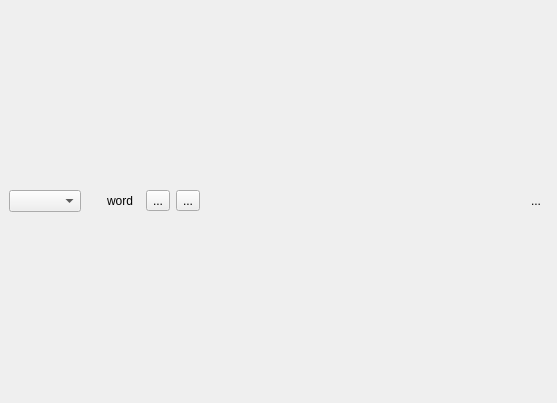
This is src/scanpopup.ui in goldendict/goldendict as Qt 5 draws it before an edit. The edited form follows.
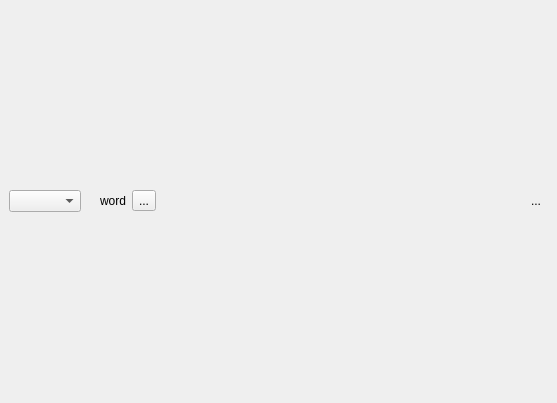
This is the edited form. Icons and pictures are not drawn. Custom widgets are drawn as their Qt base class.

Commit message: * Clean up scanpopup a bit by removing diacritic and prefix matches lists,   replacing them by a simple list of matches, limited to 20 first items.

```diff
--- a/src/scanpopup.ui
+++ b/src/scanpopup.ui
@@ -51,43 +51,14 @@
          </widget>
         </item>
         <item>
-         <widget class="QToolButton" name="word">
-          <property name="sizePolicy">
-           <sizepolicy hsizetype="Minimum" vsizetype="Fixed">
-            <horstretch>0</horstretch>
-            <verstretch>0</verstretch>
-           </sizepolicy>
-          </property>
+         <widget class="QLabel" name="word">
           <property name="text">
            <string>word</string>
           </property>
-          <property name="autoRaise">
-           <bool>true</bool>
-          </property>
          </widget>
         </item>
         <item>
-         <widget class="QToolButton" name="diacriticButton">
-          <property name="text">
-           <string>...</string>
-          </property>
-          <property name="icon">
-           <iconset resource="resources.qrc">
-            <normaloff>:/icons/accents.png</normaloff>:/icons/accents.png</iconset>
-          </property>
-          <property name="iconSize">
-           <size>
-            <width>22</width>
-            <height>16</height>
-           </size>
-          </property>
-          <property name="arrowType">
-           <enum>Qt::NoArrow</enum>
-          </property>
-         </widget>
-        </item>
-        <item>
-         <widget class="QToolButton" name="prefixButton">
+         <widget class="QToolButton" name="wordListButton">
           <property name="text">
            <string>...</string>
           </property>
```
The commit also changes 4 other files.
